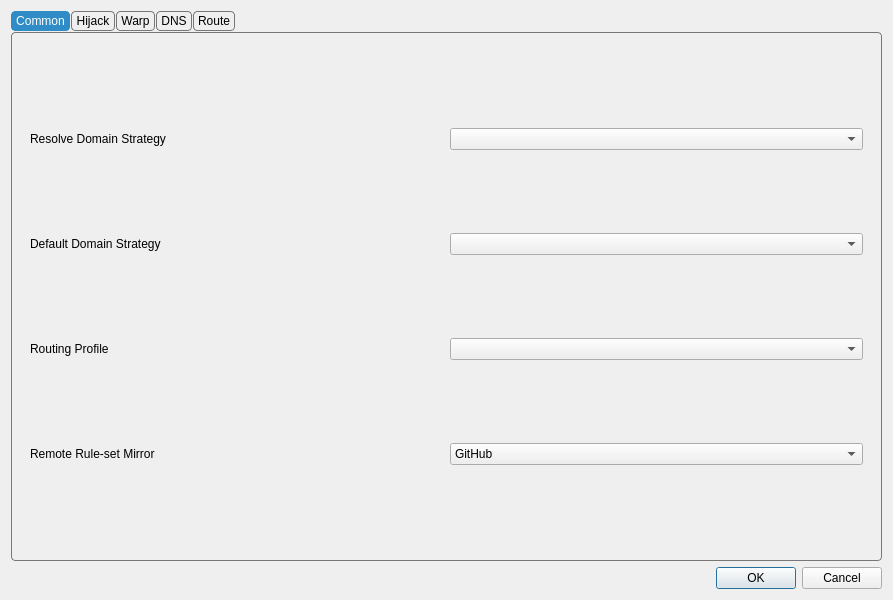
Old version of the form include/ui/setting/dialog_manage_routes.ui in the repository throneproj/Throne.
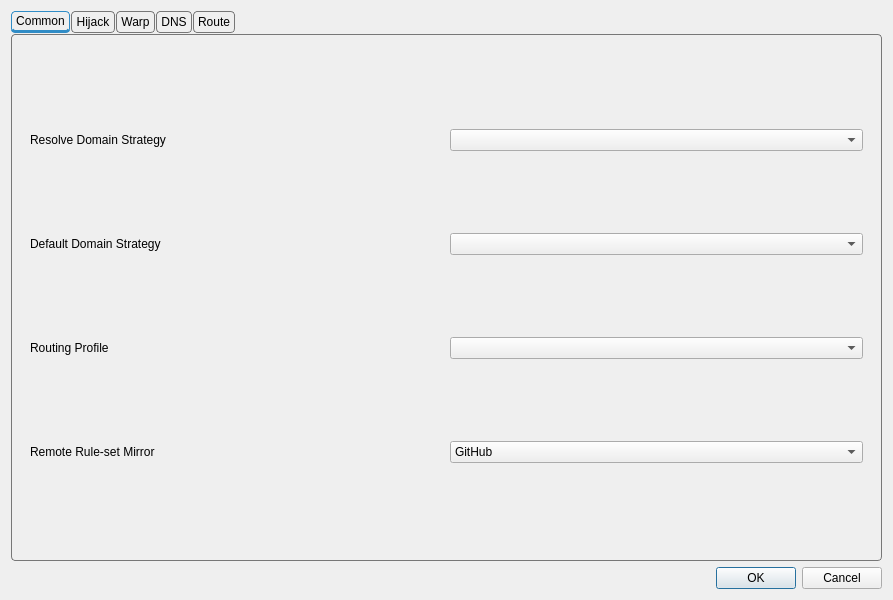
New version of the form.

Commit message:
Mark the active tab with a thicker bottom edge instead of a fill
Filling the selected tab with palette(highlight) follows the OS accent on
the System, Fusion and windows11 themes, which is the wrong color when the
accent does not match the theme. Keep the edge approach and make it
visible instead: the selected tab gets a 3px bottom edge in the same
highlight color the 1px border already uses, and the unselected tabs get
a transparent one so every tab keeps the same height.

```diff
--- a/include/ui/setting/dialog_manage_routes.ui
+++ b/include/ui/setting/dialog_manage_routes.ui
@@ -30,6 +30,7 @@
 
 QTabBar::tab {
     border: 1px solid #777777;
+    border-bottom: 3px solid transparent;
     border-radius: 4px;
 
     padding: 2px 4px;
@@ -38,8 +39,7 @@
 
 QTabBar::tab:selected {
     border: 1px solid palette(highlight);
-    background: palette(highlight);
-    color: palette(highlighted-text);
+    border-bottom: 3px solid palette(highlight);
 }
 
 QTabBar::tab:!selected {
```
The commit also changes 6 other files.
